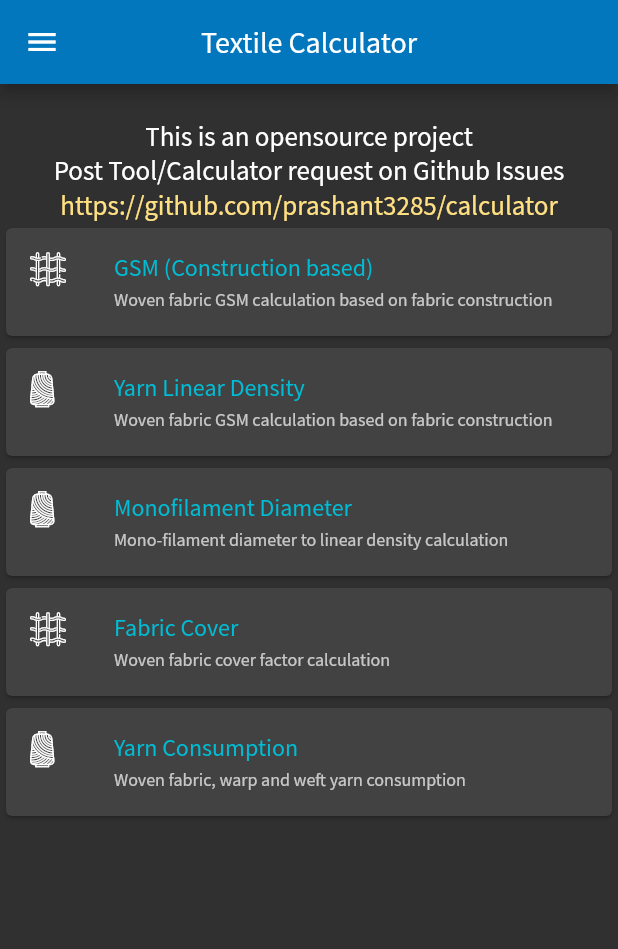
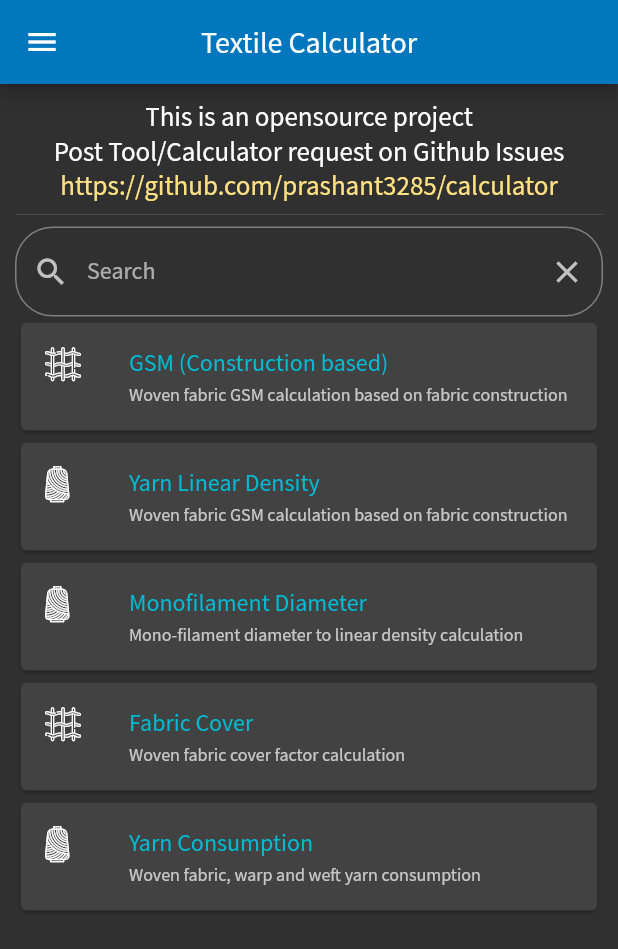
Before and after one commit to prashant3285/calculator, a Flutter app: the screen it shows after launch, on a phone screen of 412 x 824 dp. Shown: the top 949 px of the screen. Run offline on Flutter 3.47's test engine with Material 2 defaults, Android fonts, the phone set to English and light mode, and no system bars; our stand-ins replace font_awesome_flutter.

Commit message:
Home Page search added

```diff
--- a/lib/src/screens/homepage.dart
+++ b/lib/src/screens/homepage.dart
@@ -1,4 +1,5 @@
 import 'package:flutter/material.dart';
+import 'package:ktool/src/global/var.dart';
 
 import '../widgets/drawer.dart';
 import 'package:url_launcher/url_launcher.dart';
@@ -8,7 +9,13 @@ import '../global/custom_icons.dart';
 
 const _url = 'https://github.com/prashant3285/calculator/';
 
-class HomePage extends StatelessWidget {
+class HomePage extends StatefulWidget {
+  @override
+  _HomePageState createState() => _HomePageState();
+}
+
+class _HomePageState extends State<HomePage> {
+  TextEditingController editingController = TextEditingController();
   @override
   Widget build(BuildContext context) {
     return Scaffold(
@@ -17,10 +24,14 @@ class HomePage extends StatelessWidget {
         centerTitle: true,
       ),
       drawer: drawerMenu(context),
-      body: Column(
+      body: Padding(
+        padding: const EdgeInsets.all(
+          10,
+        ),
+        child: Column(
           children: [
             Text(
-            '\nThis is an opensource project\nPost Tool/Calculator request on Github Issues',
+              'This is an opensource project\nPost Tool/Calculator request on Github Issues',
               textAlign: TextAlign.center,
             ),
             InkWell(
@@ -33,14 +44,60 @@ class HomePage extends StatelessWidget {
                 _launchURL();
               },
             ),
+            Divider(),
+            TextField(
+              controller: editingController,
+              onChanged: (value) {
+                filterSearchResults(value);
+              },
+              decoration: InputDecoration(
+                  labelText: "Search",
+                  prefixIcon: Icon(Icons.search),
+                  suffixIcon: IconButton(
+                    icon: Icon(Icons.clear),
+                    onPressed: () {
+                      editingController.clear();
+                      setState(() {});
+                    },
+                  ),
+                  border: OutlineInputBorder(
+                      borderRadius: BorderRadius.all(Radius.circular(25.0)))),
+            ),
             Expanded(
-            child: ListView.builder(
-              itemCount: tools.length,
+              child: searchTool.length != 0 || editingController.text.isNotEmpty
+                  ? ListView.builder(
+                      itemCount: searchTool.length,
                       itemBuilder: (context, index) {
                         return Card(
                           child: ListTile(
                             title: Text(
-                    '${tools[index]}',
+                              '${tool[searchTool[index].toInt()]}',
+                              style: TextStyle(
+                                color: Theme.of(context).accentColor,
+                              ),
+                            ),
+                            leading: toolIcon[searchTool[index]],
+                            subtitle: Text(
+                              '${toolTips[searchTool[index]]}',
+                              style: (TextStyle(
+                                fontSize: 12,
+                              )),
+                            ),
+                            focusColor: Colors.amber,
+                            onTap: () {
+                              Navigator.pushNamed(context, toolPath[index]);
+                            },
+                          ),
+                        );
+                      },
+                    )
+                  : ListView.builder(
+                      itemCount: tool.length,
+                      itemBuilder: (context, index) {
+                        return Card(
+                          child: ListTile(
+                            title: Text(
+                              '${tool[index]}',
                               style: TextStyle(
                                 color: Theme.of(context).accentColor,
                               ),
@@ -56,20 +113,58 @@ class HomePage extends StatelessWidget {
                             onTap: () {
                               Navigator.pushNamed(context, toolPath[index]);
                             },
-                ));
+                          ),
+                        );
                       },
                     ),
             ),
           ],
         ),
+      ),
     );
+  }
+
+  void filterSearchResults(String query) {
+    bool repeat = true;
+    if (query.isEmpty) {
+      setState(() {
+        searchTool.clear();
+        print('Clear');
+      });
+      return;
+    }
+    if (query.isNotEmpty) {
+      searchTool.clear();
+      tool.forEach((item) {
+        if (item.toUpperCase().contains(query.toUpperCase())) {
+          int position = tool.indexOf(item);
+          if (searchTool.isNotEmpty) {
+            searchTool.forEach((element) {
+              if (element != position) {
+                repeat = false;
+              }
+            });
+            if (repeat) {
+              searchTool.add(position);
+              repeat = true;
+            }
+          } else {
+            searchTool.add(position);
+          }
+
+          // searchTool.add(item.indexOf(item));
+          // print(searchTool.length.toString());
+        }
+        setState(() {});
+      });
+    }
   }
 }
 
 void _launchURL() async =>
     await canLaunch(_url) ? await launch(_url) : throw 'Could not launch $_url';
 
-List<String> tools = [
+List<String> tool = [
   global.title1,
   global.title2,
   global.title3,
@@ -100,3 +195,5 @@ List<Icon> toolIcon = [
   Icon(CustomIcon.textile),
   Icon(CustomIcon.yarn_2_),
 ];
+
+List<int> searchTool = [];
--- a/lib/src/widgets/drawer.dart
+++ b/lib/src/widgets/drawer.dart
@@ -1,85 +1,57 @@
 import 'package:flutter/material.dart';
-import 'package:url_launcher/url_launcher.dart';
+
+import '../global/var.dart' as global;
+import '../global/custom_icons.dart';
 
 const _url = 'https://kamlatech.in/';
 
 Widget drawerMenu(BuildContext context) {
   return Drawer(
     child: ListView(
-      padding: EdgeInsets.zero,
       children: [
         Container(
-          height: 65,
+          height: 75,
           child: DrawerHeader(
             decoration: BoxDecoration(
               color: Theme.of(context).primaryColor,
             ),
-            child: Column(
-              mainAxisAlignment: MainAxisAlignment.center,
-              crossAxisAlignment: CrossAxisAlignment.center,
-              children: [
-                Text('CALCULATORS',
-                    style: Theme.of(context).textTheme.bodyText2),
-              ],
+            child: IconButton(
+                icon: Icon(Icons.home_rounded),
+                onPressed: () {
+                  Navigator.popAndPushNamed(context, '/');
+                }),
           ),
         ),
+        Container(
+          height: double.maxFinite,
+          child: ListView.builder(
+            itemCount: tool.length,
+            itemBuilder: (context, index) {
+              return Card(
+                child: ListTile(
+                  title: Text(
+                    '${tool[index]}',
+                    style: TextStyle(
+                      color: Theme.of(context).accentColor,
                     ),
-        ListTile(
-          leading: MenuIcon(Icons.calculate_outlined),
-          title: MenuText('GSM'),
+                  ),
+                  leading: toolIcon[index],
+                  focusColor: Colors.amber,
                   onTap: () {
-            Navigator.popAndPushNamed(context, '/gsm');
+                    Navigator.pushNamed(context, toolPath[index]);
                   },
                 ),
-        ListTile(
-          leading: MenuIcon(Icons.calculate_outlined),
-          title: MenuText('Yarn Count'),
-          onTap: () {
-            Navigator.popAndPushNamed(context, '/yarn');
+              );
             },
           ),
-        ListTile(
-          leading: MenuIcon(Icons.calculate_outlined),
-          title: MenuText('Diameter'),
-          onTap: () {
-            Navigator.popAndPushNamed(context, '/mono');
-          },
-        ),
-        ListTile(
-          leading: MenuIcon(Icons.calculate_outlined),
-          title: MenuText('Fabric Cover'),
-          onTap: () {
-            Navigator.popAndPushNamed(context, '/cover');
-          },
-        ),
-        ListTile(
-          leading: MenuIcon(Icons.calculate_outlined),
-          title: MenuText('Yarn Consumption'),
-          onTap: () {
-            Navigator.popAndPushNamed(context, '/yconsu');
-          },
-        ),
-        ListTile(
-          leading: MenuIcon(Icons.home),
-          title: MenuText('Home'),
-          onTap: () {
-            Navigator.popAndPushNamed(context, '/');
-          },
-        ),
-        ListTile(
-          leading: MenuIcon(Icons.language),
-          title: MenuText('Kamlatech'),
-          onTap: () {
-            _launchURL();
-          },
         ),
       ],
     ),
   );
 }
 
-void _launchURL() async =>
-    await canLaunch(_url) ? await launch(_url) : throw 'Could not launch $_url';
+// void _launchURL() async =>
+//     await canLaunch(_url) ? await launch(_url) : throw 'Could not launch $_url';
 
 class MenuText extends StatelessWidget {
   late final String label;
@@ -111,3 +83,27 @@ class MenuIcon extends StatelessWidget {
     );
   }
 }
+
+List<String> tool = [
+  global.title1,
+  global.title2,
+  global.title3,
+  global.title4,
+  global.title5,
+];
+
+List<String> toolPath = [
+  '/gsm',
+  '/yarn',
+  '/mono',
+  '/cover',
+  '/yconsu',
+];
+
+List<Icon> toolIcon = [
+  Icon(CustomIcon.textile),
+  Icon(CustomIcon.yarn_2_),
+  Icon(CustomIcon.yarn_2_),
+  Icon(CustomIcon.textile),
+  Icon(CustomIcon.yarn_2_),
+];
```
Lines whose indentation alone changed are shown as unchanged.
